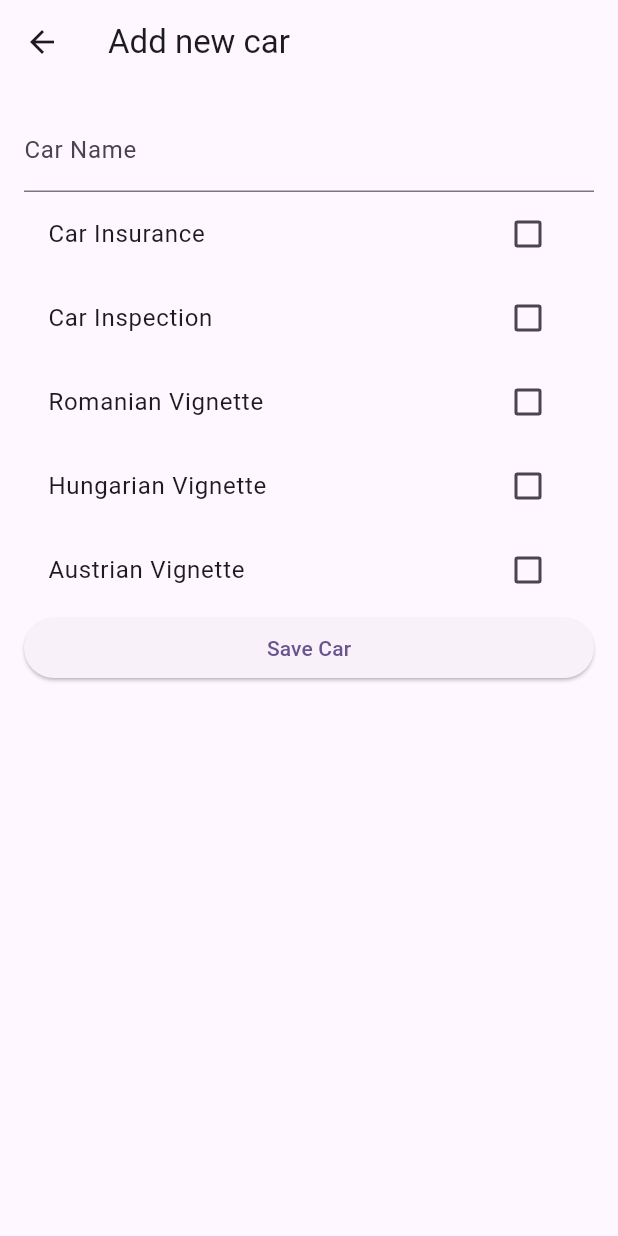
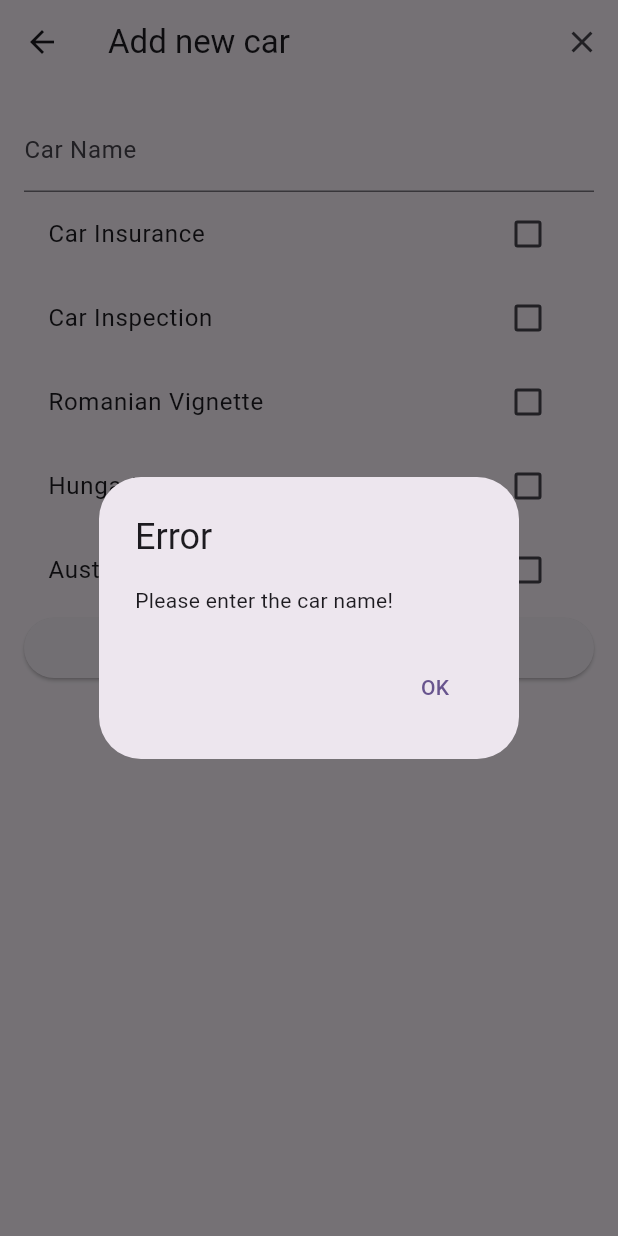
Before and after one commit to Nathan-Augustinov/CarAlerts, a Flutter app: the AddNewCarScreen screen opened directly, after a tap on "Save Car", on a phone screen of 412 x 824 dp. Run offline on Flutter 3.47's test engine with Material 3 defaults, Android fonts, the phone set to English and light mode, and no system bars; our stand-ins replace firebase_auth, firebase_core, firebase_database, flutter_dotenv, google_sign_in; accounts and stored records are empty.

Commit message:
Implement Car Data Persistence and Enhance Security
- Added functionality to save new car details to Firebase Realtime Database.
- Integrated .env file to securely store and access the Firebase Database URL.
- Updated google-services.json and GoogleService-Info.plist files.
- Refactored code to ensure correct functionality with the updated data handling.
- Updated gitignore file to exclude sensitive configuration files (like .env) from version control.

```diff
--- a/lib/main.dart
+++ b/lib/main.dart
@@ -4,12 +4,14 @@ import 'package:firebase_core/firebase_core.dart';
 import 'firebase_options.dart';
 import 'screens/sign_in_screen.dart';
 import 'screens/main_screen.dart';
+import 'package:flutter_dotenv/flutter_dotenv.dart';
 
 void main() async {
   WidgetsFlutterBinding.ensureInitialized();
   await Firebase.initializeApp(
     options: DefaultFirebaseOptions.currentPlatform,
   );
+  await dotenv.load();
   runApp(const MyApp());
 }
 
--- a/lib/screens/add_new_car_screen.dart
+++ b/lib/screens/add_new_car_screen.dart
@@ -1,4 +1,8 @@
 import 'package:flutter/material.dart';
+import 'package:firebase_core/firebase_core.dart';
+import 'package:firebase_auth/firebase_auth.dart';
+import 'package:firebase_database/firebase_database.dart';
+import 'package:flutter_dotenv/flutter_dotenv.dart';
 
 class AddNewCarScreen extends StatefulWidget {
   const AddNewCarScreen({super.key});
@@ -17,23 +21,30 @@ class _AddNewCarScreenState extends State<AddNewCarScreen>{
   bool isHungarianVignetteSelected = false;
   bool isAustrianVignetteSelected = false;
 
-  DateTime? insuranceBegginingDate;
-  DateTime? inspectionBegginingDate;
-  DateTime? romanianVignetteBegginingDate;
-  DateTime? hungarianVignetteBegginingDate;
-  DateTime? austrainVignetteBegginingDate;
-
   DateTime? insuranceExpiringDate;
   DateTime? inspectionExpiringDate;
   DateTime? romanianVignetteExpiringDate;
   DateTime? hungarianVignetteExpiringDate;
-  DateTime? austrainVignetteExpiringDate;
+  DateTime? austrianVignetteExpiringDate;
+
+  final String errorText = "Error";
+  final String successText = "Success";
+  final String? databaseURL = dotenv.env['FIREBASE_DATABASE_URL'];
 
   @override
   Widget build(BuildContext context) {
     return Scaffold(
       appBar: AppBar(
         title: const Text("Add new car"),
+        actions: <Widget>[
+          IconButton(
+            onPressed: (){
+              Navigator.pop(context);
+            },
+            icon: const Icon(Icons.close),
+            tooltip: "Exit",
+          )
+        ],
       ),
        body: Form(
         key: _formKey,
@@ -51,7 +62,7 @@ class _AddNewCarScreenState extends State<AddNewCarScreen>{
                 setState(() => isInsuranceSelected = value!);
               },
             ),
-            if (isInsuranceSelected) _buildDateSelector('Select car insurance expiring date'),
+            if (isInsuranceSelected) _buildDateSelector('Select car insurance expiring date', insuranceExpiringDate, (pickedDate) => setState(() => insuranceExpiringDate = pickedDate)),
             CheckboxListTile(
               title: const Text('Car Inspection'),
               value: isInspectionSelected,
@@ -59,7 +70,7 @@ class _AddNewCarScreenState extends State<AddNewCarScreen>{
                 setState(() => isInspectionSelected = value!);
               },
             ),
-            if (isInspectionSelected) _buildDateSelector('Select car inspection expiring date'),
+            if (isInspectionSelected) _buildDateSelector('Select car inspection expiring date', inspectionExpiringDate, (pickedDate) => setState(() => inspectionExpiringDate = pickedDate)),
             CheckboxListTile(
               title: const Text('Romanian Vignette'),
               value: isRomanianVignetteSelected,
@@ -67,7 +78,7 @@ class _AddNewCarScreenState extends State<AddNewCarScreen>{
                 setState(() => isRomanianVignetteSelected = value!);
               },
             ),
-            if (isRomanianVignetteSelected) _buildDateSelector('Select romanian vignette expiring date'),
+            if (isRomanianVignetteSelected) _buildDateSelector('Select romanian vignette expiring date', romanianVignetteExpiringDate, (pickedDate) => setState(() => romanianVignetteExpiringDate = pickedDate)),
             CheckboxListTile(
               title: const Text('Hungarian Vignette'),
               value: isHungarianVignetteSelected,
@@ -75,7 +86,7 @@ class _AddNewCarScreenState extends State<AddNewCarScreen>{
                 setState(() => isHungarianVignetteSelected = value!);
               },
             ),
-            if (isHungarianVignetteSelected) _buildDateSelector('Select hungarian vignette expiring date'),
+            if (isHungarianVignetteSelected) _buildDateSelector('Select hungarian vignette expiring date', hungarianVignetteExpiringDate, (pickedDate) => setState(() => hungarianVignetteExpiringDate = pickedDate)),
             CheckboxListTile(
               title: const Text('Austrian Vignette'),
               value: isAustrianVignetteSelected,
@@ -83,11 +94,12 @@ class _AddNewCarScreenState extends State<AddNewCarScreen>{
                 setState(() => isAustrianVignetteSelected = value!);
               },
             ),
-            if (isAustrianVignetteSelected) _buildDateSelector('Select austrian vignette expiring date'),
+            if (isAustrianVignetteSelected) _buildDateSelector('Select austrian vignette expiring date', austrianVignetteExpiringDate, (pickedDate) => setState(() => austrianVignetteExpiringDate = pickedDate)),
             ElevatedButton(
               child: const Text('Save Car'),
               onPressed: () {
                 // Implement save logic
+                _saveCar();
               },
             ),
           ],
@@ -96,10 +108,10 @@ class _AddNewCarScreenState extends State<AddNewCarScreen>{
     );
   }
 
-  Widget _buildDateSelector(String label) {
+  Widget _buildDateSelector(String label, DateTime? itemExpiringDate, Function(DateTime) onDateSelected) {
     return ListTile(
       title: Text(label),
-      subtitle: Text(insuranceExpiringDate?.toString() ?? 'No date chosen'),
+      subtitle: Text(itemExpiringDate?.toString() ?? 'No date chosen'),
       onTap: () async {
         DateTime? picked = await showDatePicker(
           context: context,
@@ -107,9 +119,80 @@ class _AddNewCarScreenState extends State<AddNewCarScreen>{
           firstDate: DateTime(2021),
           lastDate: DateTime(2030),
         );
-        if (picked != null) setState(() => insuranceExpiringDate = picked);
+        if (picked != null) onDateSelected(picked);
+        print(itemExpiringDate);
       },
     );
   }
 
+  void _saveCar() {
+    if(_formKey.currentState!.validate()){
+      _formKey.currentState!.save();
+
+      if(carName.isEmpty){
+        _showErrorPopUp("Please enter the car name!", errorText);
+        return;
+      }
+      if(isInsuranceSelected && insuranceExpiringDate == null){
+        _showErrorPopUp("Please select the insurance expiration date!", errorText);
+        return;
+      }
+      if(isInspectionSelected && inspectionExpiringDate == null){
+        _showErrorPopUp("Please select the inspection expiration date!", errorText);
+        return;
+      }
+      if(isRomanianVignetteSelected && romanianVignetteExpiringDate == null){
+        _showErrorPopUp("Please select the romanian vignette expiration date!", errorText);
+        return;
+      }
+      if(isHungarianVignetteSelected && hungarianVignetteExpiringDate == null){
+        _showErrorPopUp("Please select the hungarian vignette expiration date!", errorText);
+        return;
+      }
+      if(isAustrianVignetteSelected && austrianVignetteExpiringDate == null){
+        _showErrorPopUp("Please select the austrian vignette expiration date!", errorText);
+        return;
+      }
+      _addCarToDatabase();
+    }
+  }
+
+  void _addCarToDatabase(){
+    Map<String, dynamic> carData = {
+      'car_name' : carName,
+      'insurance_date' : isInsuranceSelected ? insuranceExpiringDate?.toIso8601String() : null,
+      'inspection_date' : isInspectionSelected ? inspectionExpiringDate?.toIso8601String() : null,
+      'romanian_vignette_date' : isRomanianVignetteSelected ? romanianVignetteExpiringDate?.toIso8601String() : null,
+      'hungarian_vignette_date' : isHungarianVignetteSelected ? hungarianVignetteExpiringDate?.toIso8601String() : null,
+      'austrian_vignette_date' : isAustrianVignetteSelected ? austrianVignetteExpiringDate?.toIso8601String() : null,
+    };
+
+    DatabaseReference databaseReference = FirebaseDatabase.instanceFor(app: Firebase.app(), databaseURL: databaseURL).ref("cars/${FirebaseAuth.instance.currentUser!.uid}");
+    String newCarId = databaseReference.push().key!;
+    databaseReference.child(newCarId).set(carData).then((_){
+       _showErrorPopUp("Car successfully added!", successText);
+    }).catchError((error){
+       _showErrorPopUp("Error at adding the car into the database!", errorText);
+    });
+  }
+
+  void _showErrorPopUp(String errorMessage, String titleMesssage){
+    showDialog(
+      context: context,
+      builder: (BuildContext context){
+        return AlertDialog(
+          title: Text(titleMesssage),
+          content: Text(errorMessage),
+          actions: <Widget>[
+            TextButton(
+              onPressed: (){
+                Navigator.of(context).pop();
+              },
+              child: const Text('OK'))
+          ],
+        );
+      }
+    );
+  }
+
 }
--- a/lib/screens/cars_screen.dart
+++ b/lib/screens/cars_screen.dart
@@ -42,7 +42,7 @@ class _CarsScreenState extends State<CarsScreen>{
       ),
       floatingActionButton: FloatingActionButton(
         onPressed: (){
-          Navigator.pushReplacement(
+          Navigator.push(
             context,
             MaterialPageRoute(builder: (context) =>  const AddNewCarScreen())
           );
--- a/pubspec.yaml
+++ b/pubspec.yaml
@@ -31,6 +31,8 @@ dependencies:
   firebase_core: ^2.24.2
   firebase_auth: ^4.16.0
   google_sign_in: ^6.2.1
+  firebase_database: ^10.4.0
+  flutter_dotenv: ^5.1.0
   flutter:
     sdk: flutter
 
@@ -62,7 +64,8 @@ flutter:
   uses-material-design: true
 
   # To add assets to your application, add an assets section, like this:
-  # assets:
+  assets:
+    - .env
   #   - images/a_dot_burr.jpeg
   #   - images/a_dot_ham.jpeg
 
```
Also changed, not shown: pubspec.lock, 3 other files.
